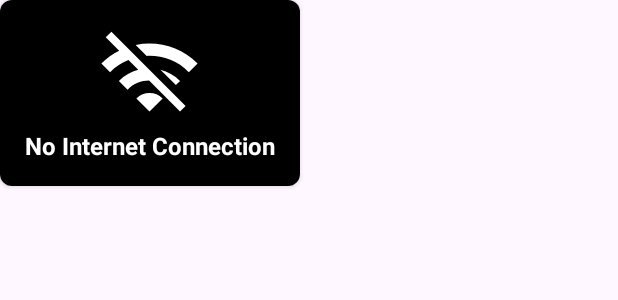
After one commit to Renbin22c/Book-App, an Android app: the layout network_dialog.xml on its own in the app's theme, with its tools: preview values and no code run, on a phone screen of 412 x 824 dp. The commit adds this screen. Shown: the top 300 px of the screen. Run offline under Robolectric (Android 15) with nearby library versions, the phone set to English and light mode, and no system bars.

Commit message:
Fourth Update Network Connection Detect Only can work in first time

```diff
--- a/app/src/main/AndroidManifest.xml
+++ b/app/src/main/AndroidManifest.xml
@@ -1,6 +1,9 @@
 <?xml version="1.0" encoding="utf-8"?>
 <manifest xmlns:android="http://schemas.android.com/apk/res/android"
     xmlns:tools="http://schemas.android.com/tools">
+
+    <uses-permission android:name="android.permission.INTERNET"/>
+    <uses-permission android:name="android.permission.ACCESS_NETWORK_STATE"/>
 
     <application
         android:name=".MyApp"
--- /dev/null
+++ b/app/src/main/res/drawable/ic_wifi_off.xml
@@ -0,0 +1,5 @@
+<vector android:height="24dp" android:tint="@color/white"
+    android:viewportHeight="24" android:viewportWidth="24"
+    android:width="24dp" xmlns:android="http://schemas.android.com/apk/res/android">
+    <path android:fillColor="@android:color/white" android:pathData="M22.99,9C19.15,5.16 13.8,3.76 8.84,4.78l2.52,2.52c3.47,-0.17 6.99,1.05 9.63,3.7l2,-2zM18.99,13c-1.29,-1.29 -2.84,-2.13 -4.49,-2.56l3.53,3.53 0.96,-0.97zM2,3.05L5.07,6.1C3.6,6.82 2.22,7.78 1,9l1.99,2c1.24,-1.24 2.67,-2.16 4.2,-2.77l2.24,2.24C7.81,10.89 6.27,11.73 5,13v0.01L6.99,15c1.36,-1.36 3.14,-2.04 4.92,-2.06L18.98,20l1.27,-1.26L3.29,1.79 2,3.05zM9,17l3,3 3,-3c-1.65,-1.66 -4.34,-1.66 -6,0z"/>
+</vector>
--- /dev/null
+++ b/app/src/main/res/layout/network_dialog.xml
@@ -0,0 +1,32 @@
+<?xml version="1.0" encoding="utf-8"?>
+<androidx.cardview.widget.CardView xmlns:android="http://schemas.android.com/apk/res/android"
+    android:layout_width="200dp"
+    android:layout_height="wrap_content"
+    xmlns:app="http://schemas.android.com/apk/res-auto"
+    app:cardCornerRadius="8dp">
+
+    <LinearLayout
+        android:layout_width="match_parent"
+        android:layout_height="wrap_content"
+        android:orientation="vertical"
+        android:gravity="center"
+        android:padding="16dp"
+        android:background="@color/black">
+
+        <ImageView
+            android:id="@+id/ivWifi"
+            android:layout_width="70dp"
+            android:layout_height="70dp"
+            android:src="@drawable/ic_wifi_off"/>
+
+        <TextView
+            android:layout_width="wrap_content"
+            android:layout_height="wrap_content"
+            android:text="@string/no_internet_connection"
+            android:textColor="@color/white"
+            android:textStyle="bold"
+            android:textSize="16sp"/>
+
+    </LinearLayout>
+
+</androidx.cardview.widget.CardView>
--- a/app/src/main/res/values/strings.xml
+++ b/app/src/main/res/values/strings.xml
@@ -65,4 +65,5 @@
     <string name="use_password_to_login">Use Password to Login</string>
     <string name="continue_with_sign_up">Continue with Sign Up</string>
     <string name="description">Description</string>
+    <string name="no_internet_connection">No Internet Connection</string>
 </resources>
```
Also changed, not shown: app/src/main/java/com/renbin/bookproject/MainActivity.kt (+23 -0 lines), app/src/main/java/com/renbin/bookproject/core/util/NetworkManager.kt (added, +57 -0 lines), app/src/main/res/values/styles.xml (+9 -0 lines).
